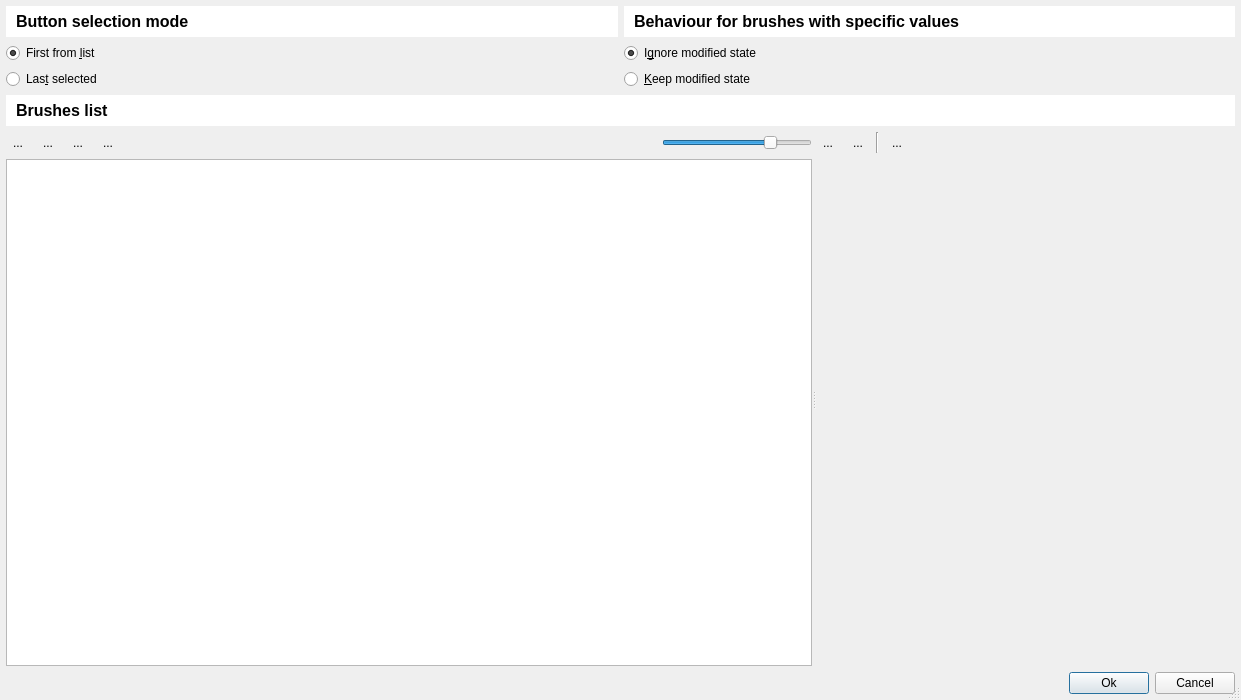
This is bulibrushswitch/bulibrushswitch/bbs/resources/bbsmainwindow.ui in Grum999/BuliBrushSwitch as Qt 5 draws it before an edit. The edited form follows.
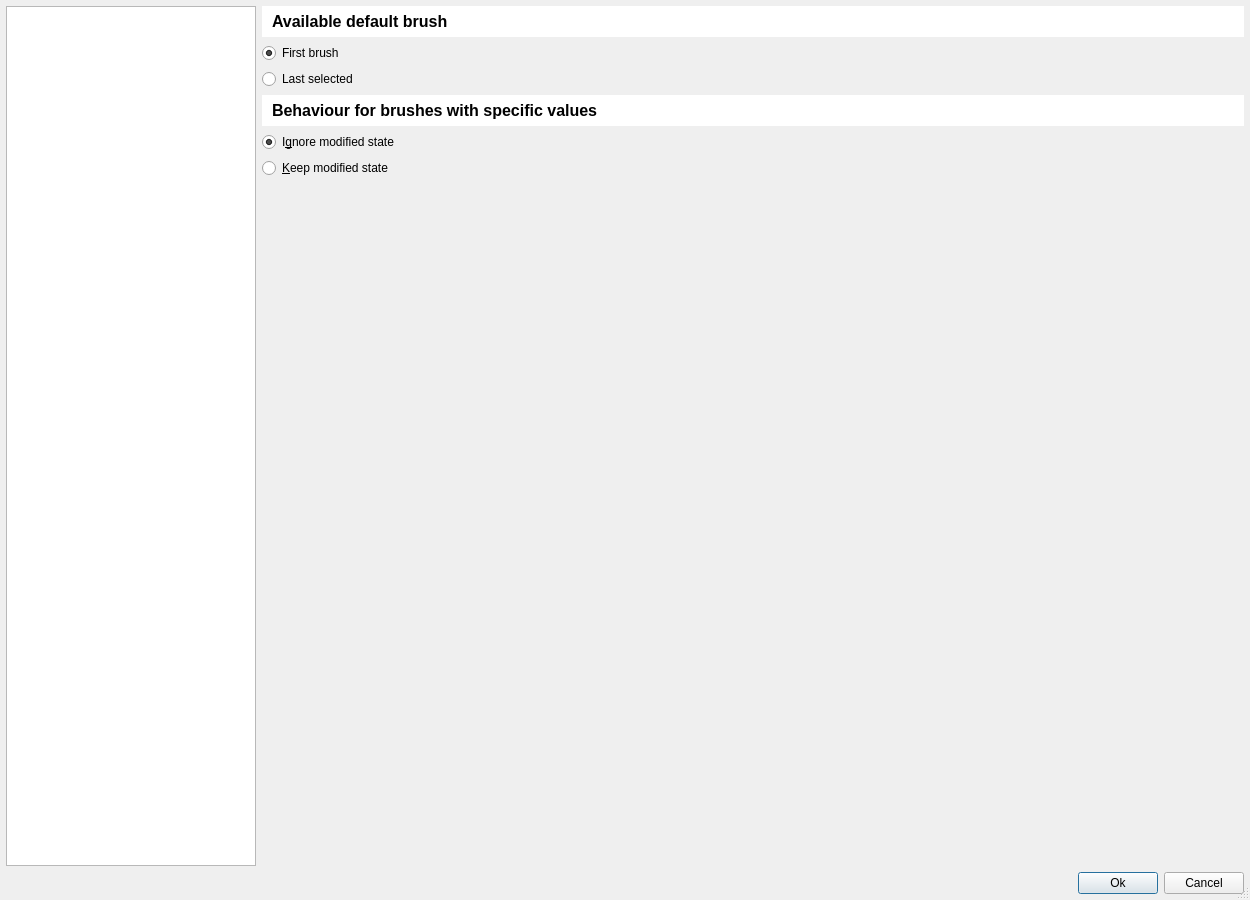
This is the edited form. Icons and pictures are not drawn. Custom widgets are drawn as their Qt base class.

Commit message:
Setting window UI redesign
Redesign UI windows to get settings grouped into pages

Diff of the .ui file:
```diff
--- a/bulibrushswitch/bulibrushswitch/bbs/resources/bbsmainwindow.ui
+++ b/bulibrushswitch/bulibrushswitch/bbs/resources/bbsmainwindow.ui
@@ -6,8 +6,8 @@
    <rect>
     <x>0</x>
     <y>0</y>
-    <width>1241</width>
-    <height>700</height>
+    <width>1250</width>
+    <height>900</height>
    </rect>
   </property>
   <property name="windowTitle">
@@ -33,6 +33,86 @@
     <number>6</number>
    </property>
    <item>
+    <widget class="QWidget" name="widget_7" native="true">
+     <layout class="QHBoxLayout" name="horizontalLayout_2">
+      <property name="leftMargin">
+       <number>0</number>
+      </property>
+      <property name="topMargin">
+       <number>0</number>
+      </property>
+      <property name="rightMargin">
+       <number>0</number>
+      </property>
+      <property name="bottomMargin">
+       <number>0</number>
+      </property>
+      <item>
+       <widget class="QListWidget" name="lwPages">
+        <property name="minimumSize">
+         <size>
+          <width>225</width>
+          <height>0</height>
+         </size>
+        </property>
+        <property name="maximumSize">
+         <size>
+          <width>250</width>
+          <height>16777215</height>
+         </size>
+        </property>
+        <property name="horizontalScrollBarPolicy">
+         <enum>Qt::ScrollBarAlwaysOff</enum>
+        </property>
+        <property name="selectionBehavior">
+         <enum>QAbstractItemView::SelectRows</enum>
+        </property>
+        <property name="iconSize">
+         <size>
+          <width>64</width>
+          <height>64</height>
+         </size>
+        </property>
+        <property name="verticalScrollMode">
+         <enum>QAbstractItemView::ScrollPerPixel</enum>
+        </property>
+        <property name="isWrapping" stdset="0">
+         <bool>true</bool>
+        </property>
+        <property name="spacing">
+         <number>12</number>
+        </property>
+        <property name="gridSize">
+         <size>
+          <width>225</width>
+          <height>64</height>
+         </size>
+        </property>
+        <property name="uniformItemSizes">
+         <bool>true</bool>
+        </property>
+       </widget>
+      </item>
+      <item>
+       <widget class="QStackedWidget" name="swPages">
+        <property name="currentIndex">
+         <number>0</number>
+        </property>
+        <widget class="QWidget" name="pgGeneralSettings">
+         <layout class="QVBoxLayout" name="verticalLayout_2">
+          <property name="leftMargin">
+           <number>0</number>
+          </property>
+          <property name="topMargin">
+           <number>0</number>
+          </property>
+          <property name="rightMargin">
+           <number>0</number>
+          </property>
+          <property name="bottomMargin">
+           <number>0</number>
+          </property>
+          <item>
     <widget class="QWidget" name="wForm" native="true">
      <property name="sizePolicy">
       <sizepolicy hsizetype="Preferred" vsizetype="Maximum">
@@ -59,56 +139,7 @@
       <property name="bottomMargin">
        <number>0</number>
       </property>
-      <item row="3" column="0" colspan="2">
-       <widget class="QLabel" name="lable_2">
-        <property name="sizePolicy">
-         <sizepolicy hsizetype="Preferred" vsizetype="Maximum">
-          <horstretch>0</horstretch>
-          <verstretch>0</verstretch>
-         </sizepolicy>
-        </property>
-        <property name="font">
-         <font>
-          <pointsize>12</pointsize>
-          <weight>75</weight>
-          <bold>true</bold>
-         </font>
-        </property>
-        <property name="toolTip">
-         <string>&lt;html&gt;&lt;head/&gt;&lt;body&gt;&lt;p&gt;Define list of brushes managed by plugin&lt;/p&gt;&lt;/body&gt;&lt;/html&gt;</string>
-        </property>
-        <property name="styleSheet">
-         <string notr="true">background-color: palette(light);padding: 6;</string>
-        </property>
-        <property name="text">
-         <string>Brushes list</string>
-        </property>
-        <property name="margin">
-         <number>4</number>
-        </property>
-       </widget>
-      </item>
-      <item row="0" column="0">
-       <widget class="QLabel" name="label">
-        <property name="font">
-         <font>
-          <pointsize>12</pointsize>
-          <weight>75</weight>
-          <bold>true</bold>
-         </font>
-        </property>
-        <property name="toolTip">
-         <string>Define how the button in toolbar is managed by plugin</string>
-        </property>
-        <property name="styleSheet">
-         <string notr="true">background-color: palette(light);padding: 6;</string>
-        </property>
-        <property name="text">
-         <string>Button selection mode</string>
-        </property>
-       </widget>
-      </item>
-      <item row="0" column="1">
+             <item row="3" column="0">
        <widget class="QLabel" name="label_2">
         <property name="font">
          <font>
@@ -134,7 +165,7 @@
          <string>Button in toolbar is always mapped to first brush from list</string>
         </property>
         <property name="text">
-         <string>First from &amp;list</string>
+                <string>First brush</string>
         </property>
         <property name="checked">
          <bool>true</bool>
@@ -150,14 +181,14 @@
          <string>Button in toolbar is mapped to last brush that has been selected from list</string>
         </property>
         <property name="text">
-         <string>Las&amp;t selected</string>
+                <string>Last selected</string>
         </property>
         <attribute name="buttonGroup">
          <string notr="true">buttonGroup</string>
         </attribute>
        </widget>
       </item>
-      <item row="1" column="1">
+             <item row="4" column="0">
        <widget class="QRadioButton" name="rbModificationModeIgnore">
         <property name="toolTip">
          <string>For brushes with specific paint tool and/or color, exiting plugin's brush will always restore initial paint tool and/or color</string>
@@ -173,7 +204,27 @@
         </attribute>
        </widget>
       </item>
-      <item row="2" column="1">
+             <item row="0" column="0">
+              <widget class="QLabel" name="label">
+               <property name="font">
+                <font>
+                 <pointsize>12</pointsize>
+                 <weight>75</weight>
+                 <bold>true</bold>
+                </font>
+               </property>
+               <property name="toolTip">
+                <string>Define on which brush the button in toolbar is mapped on</string>
+               </property>
+               <property name="styleSheet">
+                <string notr="true">background-color: palette(light);padding: 6;</string>
+               </property>
+               <property name="text">
+                <string>Available default brush</string>
+               </property>
+              </widget>
+             </item>
+             <item row="5" column="0">
        <widget class="QRadioButton" name="rbModificationModeKeep">
         <property name="toolTip">
          <string>For brushes with specific paint tool and/or color, exiting plugin's brush will:
@@ -192,6 +243,64 @@
     </widget>
    </item>
    <item>
+           <spacer name="verticalSpacer">
+            <property name="orientation">
+             <enum>Qt::Vertical</enum>
+            </property>
+            <property name="sizeHint" stdset="0">
+             <size>
+              <width>20</width>
+              <height>40</height>
+             </size>
+            </property>
+           </spacer>
+          </item>
+         </layout>
+        </widget>
+        <widget class="QWidget" name="pgGroupsAndBrushes">
+         <layout class="QVBoxLayout" name="verticalLayout_3">
+          <property name="leftMargin">
+           <number>0</number>
+          </property>
+          <property name="topMargin">
+           <number>0</number>
+          </property>
+          <property name="rightMargin">
+           <number>0</number>
+          </property>
+          <property name="bottomMargin">
+           <number>0</number>
+          </property>
+          <item>
+           <widget class="QLabel" name="lable_2">
+            <property name="sizePolicy">
+             <sizepolicy hsizetype="Preferred" vsizetype="Maximum">
+              <horstretch>0</horstretch>
+              <verstretch>0</verstretch>
+             </sizepolicy>
+            </property>
+            <property name="font">
+             <font>
+              <pointsize>12</pointsize>
+              <weight>75</weight>
+              <bold>true</bold>
+             </font>
+            </property>
+            <property name="toolTip">
+             <string>&lt;html&gt;&lt;head/&gt;&lt;body&gt;&lt;p&gt;Define list of brushes managed by plugin&lt;/p&gt;&lt;/body&gt;&lt;/html&gt;</string>
+            </property>
+            <property name="styleSheet">
+             <string notr="true">background-color: palette(light);padding: 6;</string>
+            </property>
+            <property name="text">
+             <string>Groups &amp; Brushes</string>
+            </property>
+            <property name="margin">
+             <number>4</number>
+            </property>
+           </widget>
+          </item>
+          <item>
     <widget class="QWidget" name="widget" native="true">
      <layout class="QVBoxLayout" name="verticalLayout_6">
       <property name="leftMargin">
@@ -586,6 +695,13 @@
      </layout>
     </widget>
    </item>
+         </layout>
+        </widget>
+       </widget>
+      </item>
+     </layout>
+    </widget>
+   </item>
    <item>
     <widget class="QWidget" name="widget_2" native="true">
      <property name="sizePolicy">
```
Left out of the diff: 6 changed lines with no effect on the pictures. Lines whose indentation alone changed are shown as unchanged. The commit also changes 1 other file.
